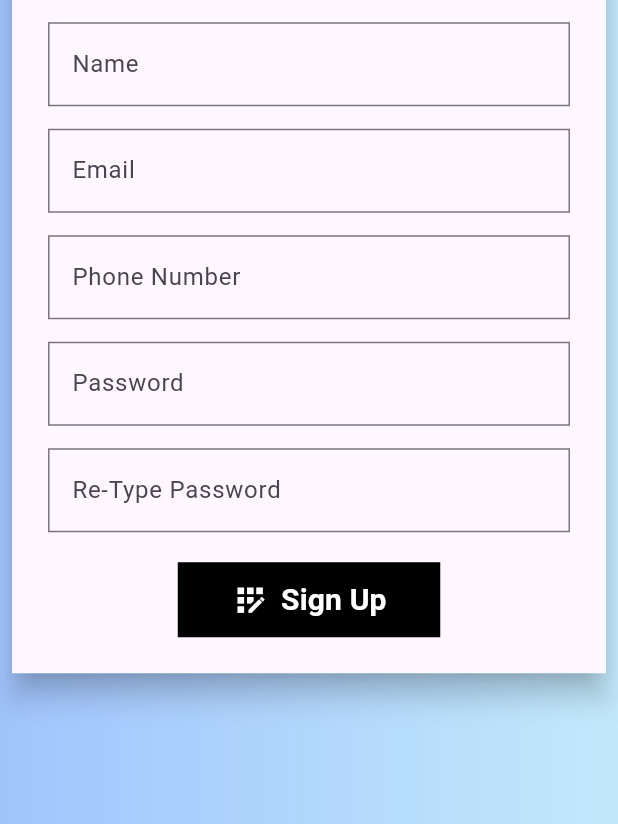
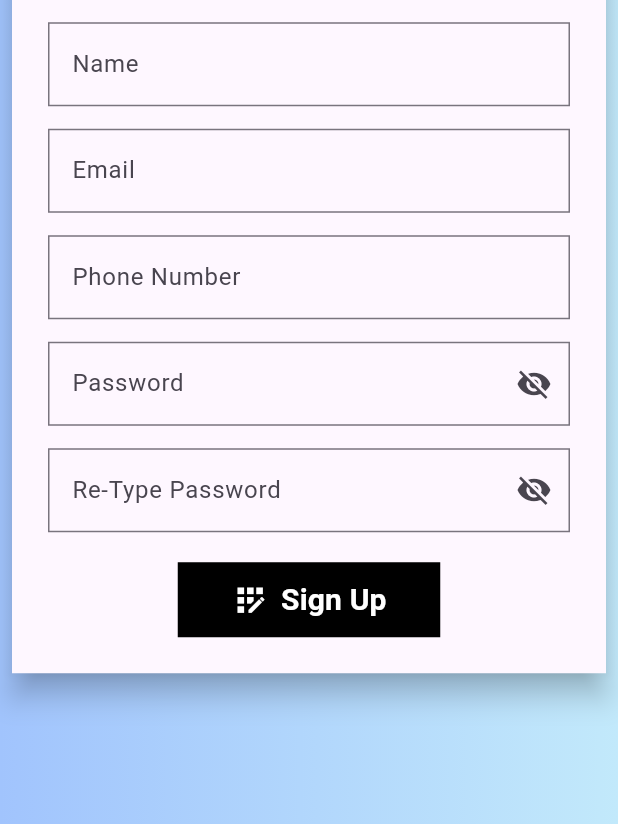
Before and after one commit to rutviknakum/interest, a Flutter app: the U_registration screen opened directly, on a phone screen of 412 x 824 dp, the part 412-1236 px from its top. Run offline on Flutter 3.47's test engine with Material 3 defaults, Android fonts, the phone set to English and light mode, and no system bars; our stand-ins replace firebase_auth, firebase_core, pin_code_fields; accounts and stored records are empty; network calls fail.

Commit message:
changes done

```diff
--- a/lib/Screens/Useer_Screen/U_registration.dart
+++ b/lib/Screens/Useer_Screen/U_registration.dart
@@ -212,6 +212,7 @@ class _U_registrationState extends State<U_registration> {
   final TextEditingController _pwdController = TextEditingController();
   final TextEditingController _retypePwdController = TextEditingController();
   final TextEditingController _pnoController = TextEditingController();
+  bool ispwdvisible = false;
 
   final FirebaseServices _firebaseServices = FirebaseServices();
   final _formKey = GlobalKey<FormState>();
@@ -337,11 +338,22 @@ class _U_registrationState extends State<U_registration> {
                         // Password Field
                         TextFormField(
                           controller: _pwdController,
-                          obscureText: true,
-                          decoration: const InputDecoration(
+                          obscureText: !ispwdvisible,
+                          decoration: InputDecoration(
                             labelText: "Password",
                             hintText: "Enter Your Password",
-                            border: OutlineInputBorder(
+                            suffixIcon: IconButton(
+                                onPressed: () {
+                                  setState(() {
+                                    ispwdvisible = !ispwdvisible;
+                                  });
+                                },
+                                icon: Icon(
+                                  ispwdvisible
+                                      ? Icons.visibility
+                                      : Icons.visibility_off,
+                                )),
+                            border: const OutlineInputBorder(
                                 borderRadius: BorderRadius.zero),
                           ),
                           validator: (value) {
@@ -358,11 +370,22 @@ class _U_registrationState extends State<U_registration> {
                         // Retype Password Field
                         TextFormField(
                           controller: _retypePwdController,
-                          obscureText: true,
-                          decoration: const InputDecoration(
+                          obscureText: !ispwdvisible,
+                          decoration: InputDecoration(
                             labelText: "Re-Type Password",
                             hintText: "Enter Your Password Again",
-                            border: OutlineInputBorder(
+                            suffixIcon: IconButton(
+                                onPressed: () {
+                                  setState(() {
+                                    ispwdvisible = !ispwdvisible;
+                                  });
+                                },
+                                icon: Icon(
+                                  ispwdvisible
+                                      ? Icons.visibility
+                                      : Icons.visibility_off,
+                                )),
+                            border: const OutlineInputBorder(
                                 borderRadius: BorderRadius.zero),
                           ),
                           validator: (value) {
```
Also changed, not shown: lib/Screens/Admin_Screen/A_Loginscreen.dart (+16 -3 lines), lib/Screens/Admin_Screen/A_pwdscreen.dart (+16 -4 lines), lib/Screens/Useer_Screen/U_Loginscreen.dart (+15 -3 lines), lib/Screens/Useer_Screen/U_pwdscreen.dart (+16 -4 lines).
